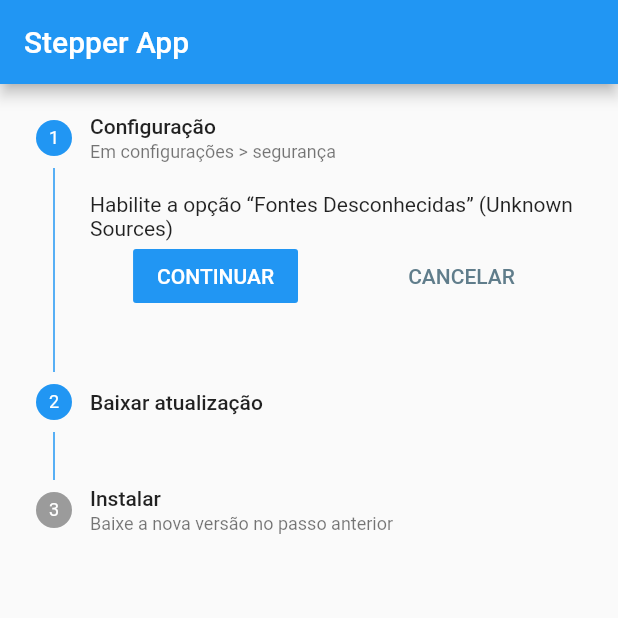
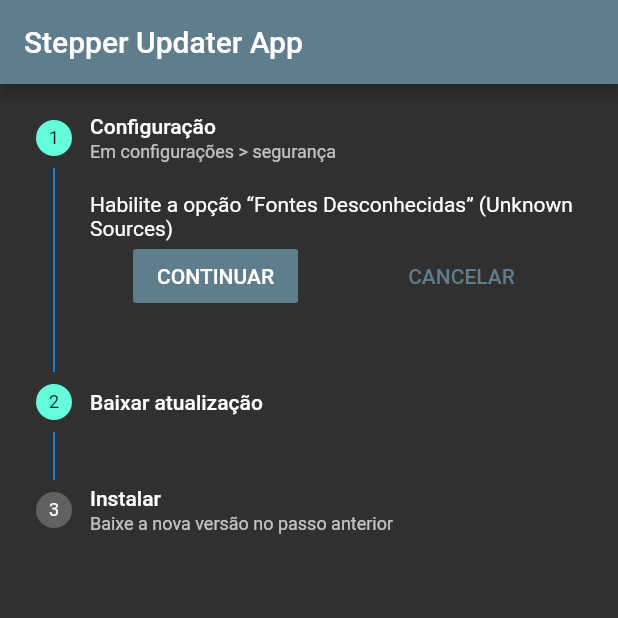
Before and after one commit to EmersonLopes/flutter_stepper_updater, a Flutter app: the screen it shows after launch, on a phone screen of 412 x 824 dp, the top half of it. Run offline on Flutter 3.47's test engine with Material 2 defaults, Android fonts, the phone set to English and light mode, and no system bars; our stand-ins replace dio, open_file; missing offline and left inert: app_settings, ftpclient.

Commit message:
Screenshots

```diff
--- a/lib/Screens/PageStepper.dart
+++ b/lib/Screens/PageStepper.dart
@@ -11,14 +11,16 @@ class PageStepper extends StatelessWidget {
   @override
   Widget build(BuildContext context) {
     return MaterialApp(
-      title: 'Stepper',
+      title: 'Stepper Updater',
       debugShowCheckedModeBanner: false,
       theme: new ThemeData(
-          accentColor: Colors.blueAccent,
-          primaryColor: Colors.blue,
-          primaryColorDark: Colors.blueGrey),
+        brightness: Brightness.dark,
+//          accentColor: Colors.blue,
+          primaryColor: Colors.blueGrey,
+//          primaryColorDark: Colors.blueGrey
+      ),
       home: StepScreen(
-        title: 'Stepper App',
+        title: 'Stepper Updater App',
       ),
     );
   }
```
Also changed, not shown: 5 other files.
